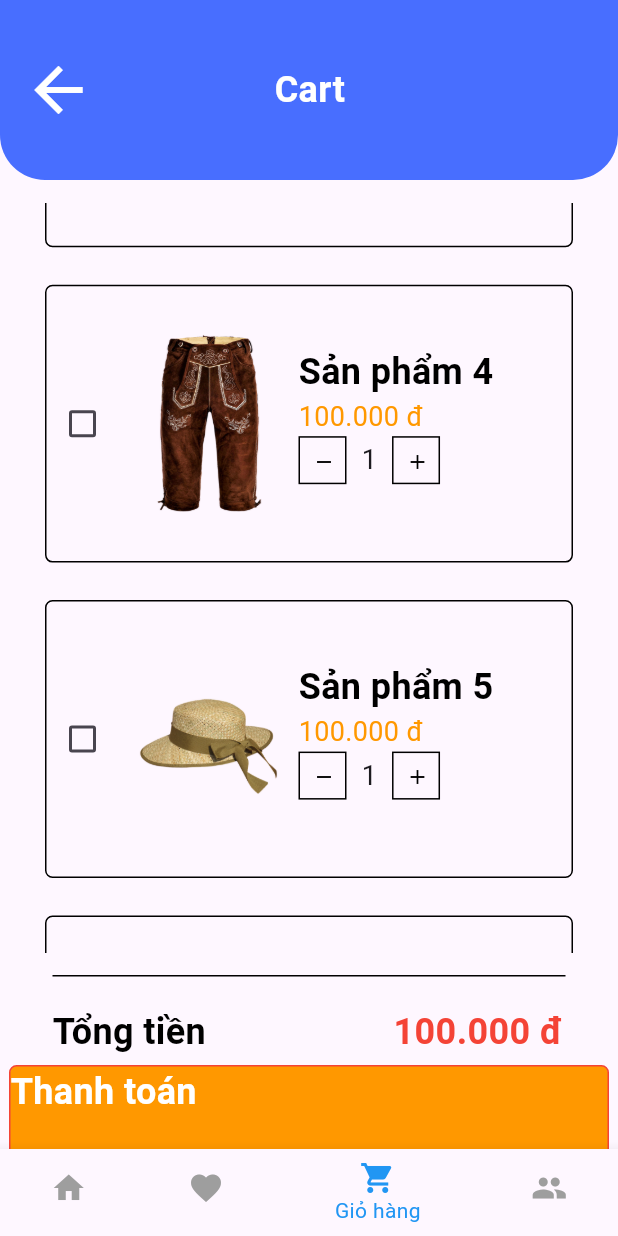
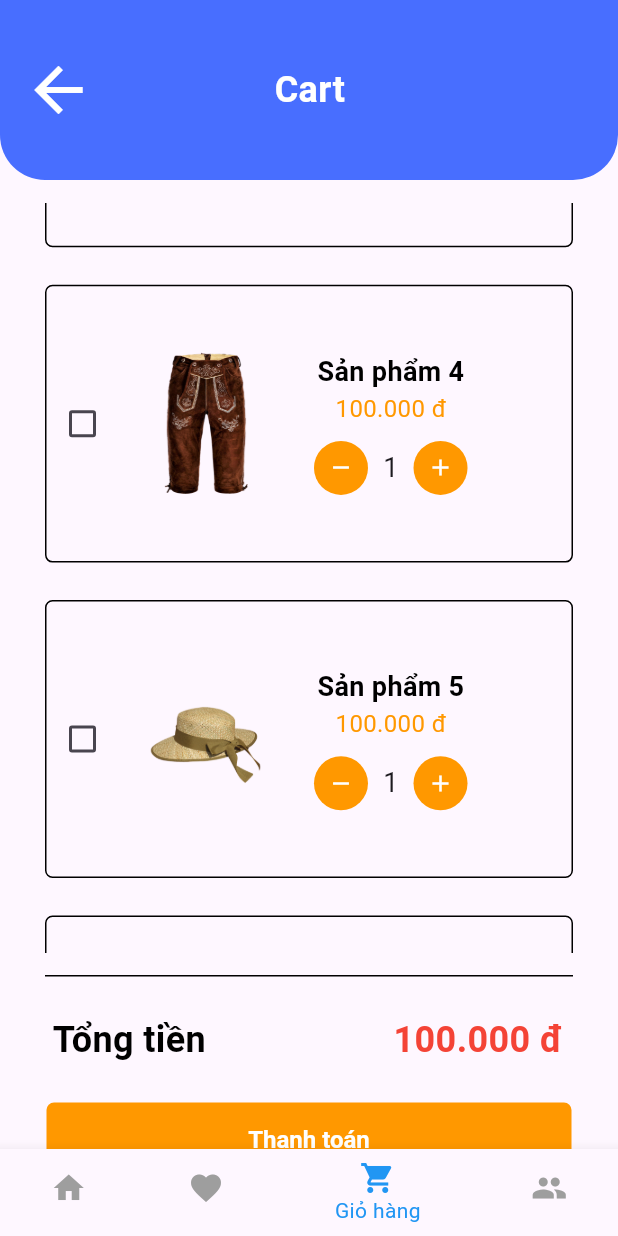
Before and after one commit to paradise07102002/clothing-store, a Flutter app: the screen it shows after launch, item 3 of the bottom bar chosen, scrolled down 576 dp, on a phone screen of 412 x 824 dp. Run offline on Flutter 3.47's test engine with Material 3 defaults, Android fonts, the light colour scheme and no system bars.

Commit message:
hoan thanh ui cart

```diff
--- a/lib/pages/cart_page.dart
+++ b/lib/pages/cart_page.dart
@@ -1,4 +1,6 @@
+import 'package:flutter/cupertino.dart';
 import 'package:flutter/material.dart';
+import 'package:flutter/widgets.dart';
 
 class CartPage extends StatefulWidget {
   const CartPage({super.key});
@@ -12,8 +14,8 @@ class _CartPage extends State<CartPage> {
     Product(
       id: "1",
       imageURL: "assets/products/product1.png",
-      name: "Sản phẩm 1",
-      price: "100.000 đ",
+      name: "Sản phẩm 1sfdddddddđsssssssssssssssssssssssssssss",
+      price: "100.000đ 777777777777777777777777777777777777777777",
     ),
     Product(
       id: "2",
@@ -96,12 +98,12 @@ class _CartPage extends State<CartPage> {
           ),
         ),
         Container(
-          margin: EdgeInsets.only(left: 35.0, right: 35.0),
+          margin: EdgeInsets.only(left: 30.0, right: 30.0),
           height: 1.0,
           color: Colors.black,
         ),
+        SizedBox(height: 25.0,),
         Container(
-          margin: EdgeInsets.only(top: 20.0),
           child: Row(
             children: [
               SizedBox(width: 35.0,),
@@ -111,17 +113,23 @@ class _CartPage extends State<CartPage> {
             ],
           ),
         ),
-        Container(
-          margin: EdgeInsets.only(top: 5.0),
-          width: 400.0,
-          height: 65.0,
-          decoration: BoxDecoration(
-            color: Colors.orange,
-            borderRadius: BorderRadius.all(Radius.circular(5.0)),
-            border: Border.all(color: Colors.red, width: 1.0,),
+        SizedBox(height: 25.0,),
+        SizedBox(
+          width: 350.0,
+          height: 50.0,
+          child: TextButton(onPressed: () {
+
+          },
+            style: TextButton.styleFrom(
+              backgroundColor: Colors.orange,
+              textStyle: TextStyle(fontSize: 18.0),
+              shape: RoundedRectangleBorder(
+                  borderRadius: BorderRadius.circular(5.0)
+              ),
             ),
-          child: Text('Thanh toán', style: TextStyle(fontSize: 24.0, fontWeight: FontWeight.bold, color: Colors.white),),
+            child: Text('Thanh toán', style: TextStyle(color: Colors.white, fontSize: 16.0, fontWeight: FontWeight.bold),),
           ),
+        ),
       ],
     );
   }
@@ -155,24 +163,30 @@ class _ProductItemWidget extends State<ProductItemWidget> {
             value: _isSelected,
             onChanged: _tonggleSelection,
           ),
-          Image.asset(widget.product.imageURL, width: 120.0, height: 120.0,),
-          Column(
-            crossAxisAlignment: CrossAxisAlignment.start,
+          SizedBox(width: 10.0,),
+          Image.asset(widget.product.imageURL, width: 96.0, height: 96.0,),
+          Expanded(child: Column(
+            // crossAxisAlignment: CrossAxisAlignment.start,
+            mainAxisAlignment: MainAxisAlignment.center,
             children: [
-              SizedBox(height: 40.0,),
-              Text(widget.product.name, style: TextStyle(fontSize: 24.0, fontWeight: FontWeight.bold, color: Colors.black),),
-              Text(widget.product.price, style: TextStyle(fontSize: 18.0, color: Colors.orange),),
+              Text(widget.product.name, style: TextStyle(fontSize: 18.0, fontWeight: FontWeight.bold, color: Colors.black), overflow: TextOverflow.ellipsis,),
+              Text(widget.product.price, style: TextStyle(fontSize: 16.0, color: Colors.orange), overflow: TextOverflow.ellipsis,),
+              SizedBox(height: 10.0,),
               Row(
+                mainAxisAlignment: MainAxisAlignment.center,
                 children: [
+                  // SizedBox(width: 35.0,),
                   Container(
-                    height: 32.0,
-                    width: 32.0,
+                    height: 36.0,
+                    width: 36.0,
                     decoration: BoxDecoration(
-                      border: Border.all(color: Colors.black, width: 1.0),
+                      // border: Border.all(color: Colors.black, width: 1.0),
+                      borderRadius: BorderRadius.circular(25.0),
+                      color: Colors.orange
                     ),
                     child: IconButton(
                       icon: Icon(
-                        Icons.remove, color: Colors.black, size: 16.0,),
+                        Icons.remove, color: Colors.white, size: 18.0,),
                       onPressed: () {},
                     ),
                   ),
@@ -180,14 +194,16 @@ class _ProductItemWidget extends State<ProductItemWidget> {
                   Text('1', style: TextStyle(fontSize: 18.0),),
                   SizedBox(width: 10.0,),
                   Container(
-                    height: 32.0,
-                    width: 32.0,
+                    height: 36.0,
+                    width: 36.0,
                     decoration: BoxDecoration(
-                      border: Border.all(color: Colors.black, width: 1.0),
+                      // border: Border.all(color: Colors.black, width: 1.0),
+                      borderRadius: BorderRadius.circular(25.0),
+                      color: Colors.orange
                     ),
                     child: IconButton(
                       icon: Icon(
-                        Icons.add, color: Colors.black, size: 16.0,),
+                        Icons.add, color: Colors.white, size: 18.0,),
                       onPressed: () {},
                     ),
                   ),
@@ -195,6 +211,8 @@ class _ProductItemWidget extends State<ProductItemWidget> {
               ),
             ],
           ),
+          ),
+          SizedBox(width: 45.0,),
         ],
       ),
     );
```
